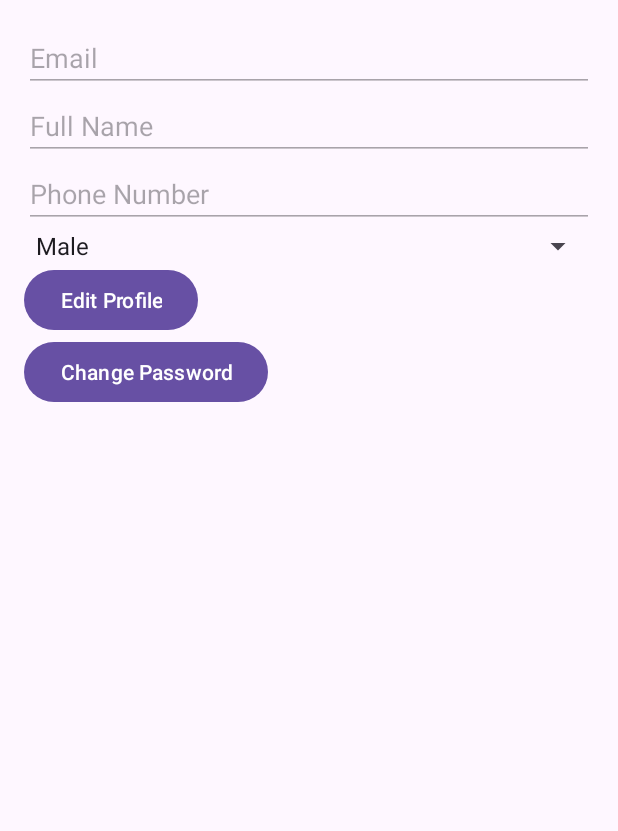
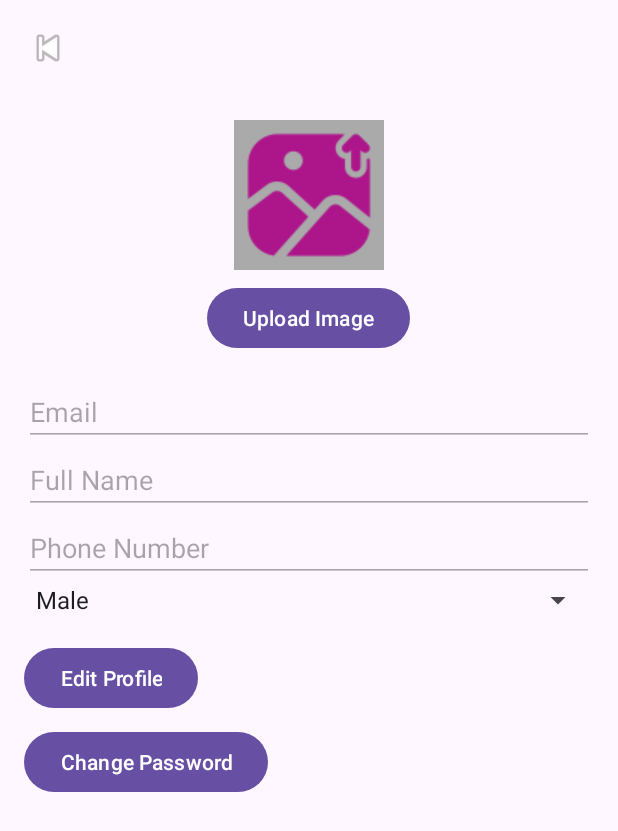
Before and after one commit to daoaduc/PRM382_QuatShop, an Android app: the AccountProfileActivity screen opened directly, with no data from a screen before it, on a phone screen of 412 x 824 dp. Shown: the top 831 px of the screen. Run offline under Robolectric (Android 15) with nearby library versions, the phone set to English and light mode, and no system bars; pictures from the network do not load; 2 statements that could not run were skipped.

Commit message:
profile image update

```diff
--- a/app/src/main/AndroidManifest.xml
+++ b/app/src/main/AndroidManifest.xml
@@ -41,7 +41,9 @@
                 <category android:name="android.intent.category.LAUNCHER" />
             </intent-filter>
         </activity>
-
+        <activity
+            android:name=".activity.Admin.ProductList"
+            android:exported="true" />
         <activity
             android:name=".activity.User.RegisterActivity"
             android:exported="true" />
--- a/app/src/main/res/layout/activity_user_profile.xml
+++ b/app/src/main/res/layout/activity_user_profile.xml
@@ -5,13 +5,45 @@
     android:orientation="vertical"
     android:padding="16dp">
 
+    <!-- Back Button in Top Left Corner -->
+    <ImageButton
+        android:id="@+id/btn_back"
+        android:layout_width="wrap_content"
+        android:layout_height="wrap_content"
+        android:src="@android:drawable/ic_media_previous"
+        android:contentDescription="Back Button"
+        android:background="?attr/selectableItemBackgroundBorderless"
+        android:layout_gravity="start"
+        android:layout_marginBottom="16dp"/>
+
+    <!-- Profile Image Display -->
+    <ImageView
+        android:id="@+id/img_profile_picture"
+        android:layout_width="100dp"
+        android:layout_height="100dp"
+        android:layout_gravity="center"
+        android:src="@drawable/uploadimg"
+        android:contentDescription="Profile Picture"
+        android:layout_marginTop="16dp"
+        android:background="@android:color/darker_gray" />
+
+    <!-- Button to Upload Image -->
+    <Button
+        android:id="@+id/btn_upload_image"
+        android:layout_width="wrap_content"
+        android:layout_height="wrap_content"
+        android:text="Upload Image"
+        android:layout_gravity="center"
+        android:layout_marginTop="8dp" />
+
     <!-- Email -->
     <EditText
         android:id="@+id/et_email"
         android:layout_width="match_parent"
         android:layout_height="wrap_content"
         android:hint="Email"
-        android:enabled="false" />
+        android:enabled="false"
+        android:layout_marginTop="16dp" />
 
     <!-- Full Name -->
     <EditText
@@ -34,20 +66,24 @@
     <Spinner
         android:id="@+id/spinner_gender"
         android:layout_width="match_parent"
-        android:layout_height="wrap_content" />
+        android:layout_height="wrap_content"
+        android:enabled="false" />
 
     <!-- Button to Edit Profile -->
     <Button
         android:id="@+id/btn_edit_profile"
         android:layout_width="wrap_content"
         android:layout_height="wrap_content"
-        android:text="Edit Profile" />
+        android:text="Edit Profile"
+        android:layout_marginTop="16dp" />
 
     <!-- Button to Change Password -->
     <Button
         android:id="@+id/btn_change_password"
         android:layout_width="wrap_content"
         android:layout_height="wrap_content"
-        android:text="Change Password" />
+        android:text="Change Password"
+        android:layout_marginTop="8dp" />
+
 
 </LinearLayout>
```
Also changed, not shown: app/src/main/java/com/example/prm392/DAO/AccountDAO.java (+30 -0 lines), app/src/main/java/com/example/prm392/activity/User/AccountFragment.java (+53 -50 lines), app/src/main/java/com/example/prm392/activity/User/AccountProfileActivity.java (+137 -46 lines), app/src/main/res/layout/dialog_change_password.xml (added, +35 -0 lines).
